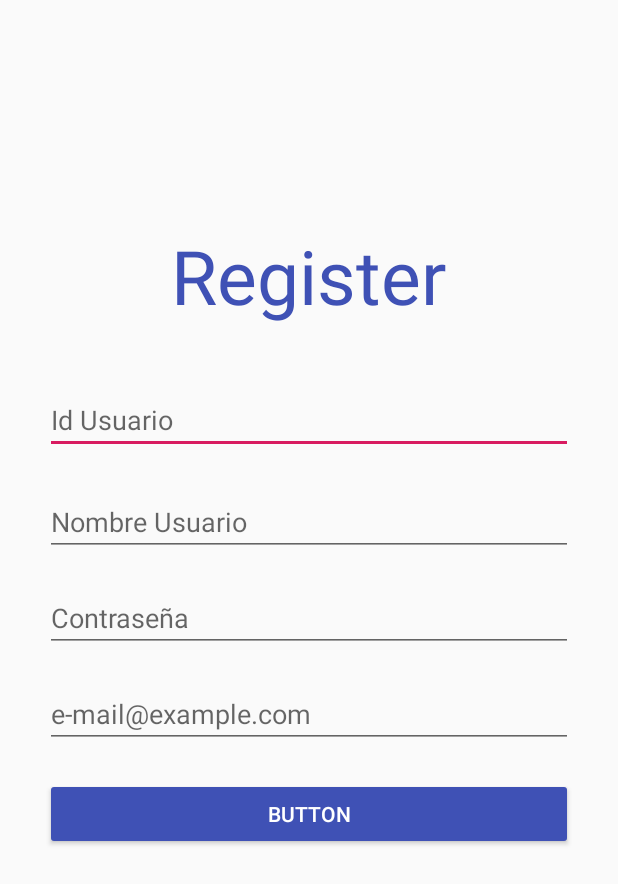
After one commit to un-sei2019i-labs-tma/bank, an Android app: the layout activity_register.xml on its own in the app's theme, with its tools: preview values and no code run, on a phone screen of 412 x 824 dp. The commit adds this screen. Shown: the top 884 px of the screen. Run offline under Robolectric (Android 15) with nearby library versions, the phone set to English and light mode, and no system bars.

Commit message:
Register Form

```diff
--- a/mobile_app/BankApp/app/src/main/java/com/example/bankapp/MainActivity.java
+++ b/mobile_app/BankApp/app/src/main/java/com/example/bankapp/MainActivity.java
@@ -10,8 +10,6 @@ import android.widget.Button;
 import android.widget.EditText;
 import android.widget.Toast;
 
-import java.sql.SQLData;
-
 public class MainActivity extends AppCompatActivity {
 
     EditText mTextUsername;
@@ -22,7 +20,7 @@ public class MainActivity extends AppCompatActivity {
     @Override
     protected void onCreate(Bundle savedInstanceState) {
         super.onCreate(savedInstanceState);
-        setContentView(R.layout.activity_main);
+        setContentView(R.layout.activity_login);
 
         DataAccess admin = new DataAccess(this,"DataBase",null,1);
 
--- a/mobile_app/BankApp/app/src/main/res/layout/activity_main.xml
+++ b/mobile_app/BankApp/app/src/main/res/layout/activity_login.xml
@@ -5,6 +5,23 @@
     android:layout_width="match_parent"
     android:layout_height="match_parent"
     tools:context=".MainActivity">
+
+    <TextView
+        android:id="@+id/texthome"
+        android:layout_width="wrap_content"
+        android:layout_height="wrap_content"
+        android:layout_marginStart="8dp"
+        android:layout_marginTop="150dp"
+        android:layout_marginEnd="8dp"
+        android:text="@string/homepage"
+        android:textAppearance="@style/TextAppearance.AppCompat.Body1"
+        android:textColor="#3F51B5"
+        android:textColorHighlight="#0017299B"
+        android:textSize="50sp"
+        app:layout_constraintEnd_toEndOf="parent"
+        app:layout_constraintHorizontal_bias="0.498"
+        app:layout_constraintStart_toStartOf="parent"
+        app:layout_constraintTop_toTopOf="parent" />
 
 
 
@@ -40,22 +57,6 @@
         app:layout_constraintTop_toBottomOf="@+id/edituser"
         android:autofillHints="" />
 
-    <TextView
-        android:id="@+id/texthome"
-        android:layout_width="wrap_content"
-        android:layout_height="wrap_content"
-        android:layout_marginStart="8dp"
-        android:layout_marginTop="150dp"
-        android:layout_marginEnd="8dp"
-        android:text="@string/homepage"
-        android:textAppearance="@style/TextAppearance.AppCompat.Body1"
-        android:textColor="#3F51B5"
-        android:textColorHighlight="#0017299B"
-        android:textSize="50sp"
-        app:layout_constraintEnd_toEndOf="parent"
-        app:layout_constraintHorizontal_bias="0.498"
-        app:layout_constraintStart_toStartOf="parent"
-        app:layout_constraintTop_toTopOf="parent" />
 
     <Button
         android:id="@+id/buttonlogin"
--- /dev/null
+++ b/mobile_app/BankApp/app/src/main/res/layout/activity_register.xml
@@ -0,0 +1,109 @@
+<?xml version="1.0" encoding="utf-8"?>
+<android.support.constraint.ConstraintLayout
+    xmlns:android="http://schemas.android.com/apk/res/android"
+    xmlns:app="http://schemas.android.com/apk/res-auto"
+    xmlns:tools="http://schemas.android.com/tools"
+    android:layout_width="match_parent"
+    android:layout_height="match_parent">
+
+
+    <TextView
+        android:id="@+id/textRegister"
+        android:layout_width="wrap_content"
+        android:layout_height="wrap_content"
+        android:layout_marginStart="8dp"
+        android:layout_marginTop="150dp"
+        android:layout_marginEnd="8dp"
+        android:text="Register"
+        android:textAppearance="@style/TextAppearance.AppCompat.Body1"
+        android:textColor="#3F51B5"
+        android:textColorHighlight="#0017299B"
+        android:textSize="50sp"
+        app:layout_constraintEnd_toEndOf="parent"
+        app:layout_constraintHorizontal_bias="0.498"
+        app:layout_constraintStart_toStartOf="parent"
+        app:layout_constraintTop_toTopOf="parent" />
+
+
+    <EditText
+        android:id="@+id/editId"
+        android:layout_width="match_parent"
+        android:layout_height="wrap_content"
+        android:layout_marginStart="30dp"
+        android:layout_marginTop="40dp"
+        android:layout_marginEnd="30dp"
+        android:autofillHints=""
+        android:ems="10"
+        android:hint="Id Usuario"
+        android:inputType="text"
+        app:layout_constraintEnd_toEndOf="parent"
+        app:layout_constraintHorizontal_bias="0.0"
+        app:layout_constraintStart_toStartOf="parent"
+        app:layout_constraintTop_toBottomOf="@+id/textRegister" />
+
+    <EditText
+        android:id="@+id/editName"
+        android:layout_width="match_parent"
+        android:layout_height="wrap_content"
+        android:layout_marginStart="30dp"
+        android:layout_marginTop="108dp"
+        android:layout_marginEnd="30dp"
+        android:autofillHints=""
+        android:ems="10"
+        android:hint="Nombre Usuario"
+        android:inputType="text"
+        app:layout_constraintEnd_toEndOf="parent"
+        app:layout_constraintHorizontal_bias="0.0"
+        app:layout_constraintStart_toStartOf="parent"
+        app:layout_constraintTop_toBottomOf="@+id/textRegister" />
+
+    <EditText
+        android:id="@+id/editpassword"
+        android:layout_width="match_parent"
+        android:layout_height="wrap_content"
+        android:layout_marginStart="30dp"
+        android:layout_marginTop="172dp"
+        android:layout_marginEnd="30dp"
+        android:autofillHints=""
+        android:ems="10"
+        android:hint="Contraseña"
+        android:inputType="text"
+        app:layout_constraintEnd_toEndOf="parent"
+        app:layout_constraintHorizontal_bias="0.0"
+        app:layout_constraintStart_toStartOf="parent"
+        app:layout_constraintTop_toBottomOf="@+id/textRegister" />
+
+
+    <EditText
+        android:id="@+id/editText3"
+        android:layout_width="match_parent"
+        android:layout_height="wrap_content"
+        android:layout_marginStart="30dp"
+        android:layout_marginTop="236dp"
+        android:layout_marginEnd="30dp"
+        android:autofillHints=""
+        android:ems="10"
+        android:hint="e-mail@example.com"
+        android:inputType="textEmailAddress"
+        app:layout_constraintEnd_toEndOf="parent"
+        app:layout_constraintHorizontal_bias="0.0"
+        app:layout_constraintStart_toStartOf="parent"
+        app:layout_constraintTop_toBottomOf="@+id/textRegister" />
+
+    <Button
+        android:id="@+id/button"
+        android:layout_width="match_parent"
+        android:layout_height="wrap_content"
+        android:layout_marginStart="30dp"
+        android:layout_marginTop="84dp"
+        android:layout_marginEnd="30dp"
+        android:backgroundTint="#3F51B5"
+        android:text="Button"
+        android:textColor="#FFFFFF"
+        android:textColorHighlight="#FFFEFE"
+        app:layout_constraintEnd_toEndOf="parent"
+        app:layout_constraintHorizontal_bias="0.0"
+        app:layout_constraintStart_toStartOf="parent"
+        app:layout_constraintTop_toBottomOf="@+id/editpassword" />
+
+</android.support.constraint.ConstraintLayout>
```
